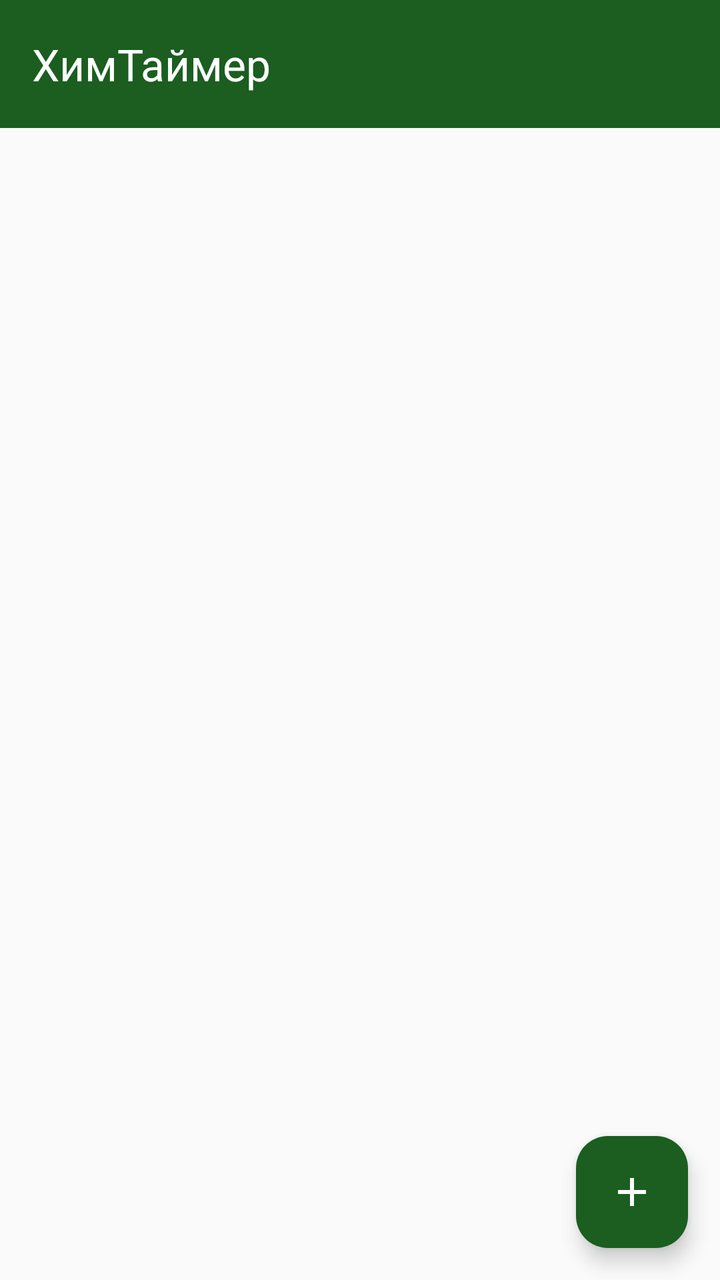
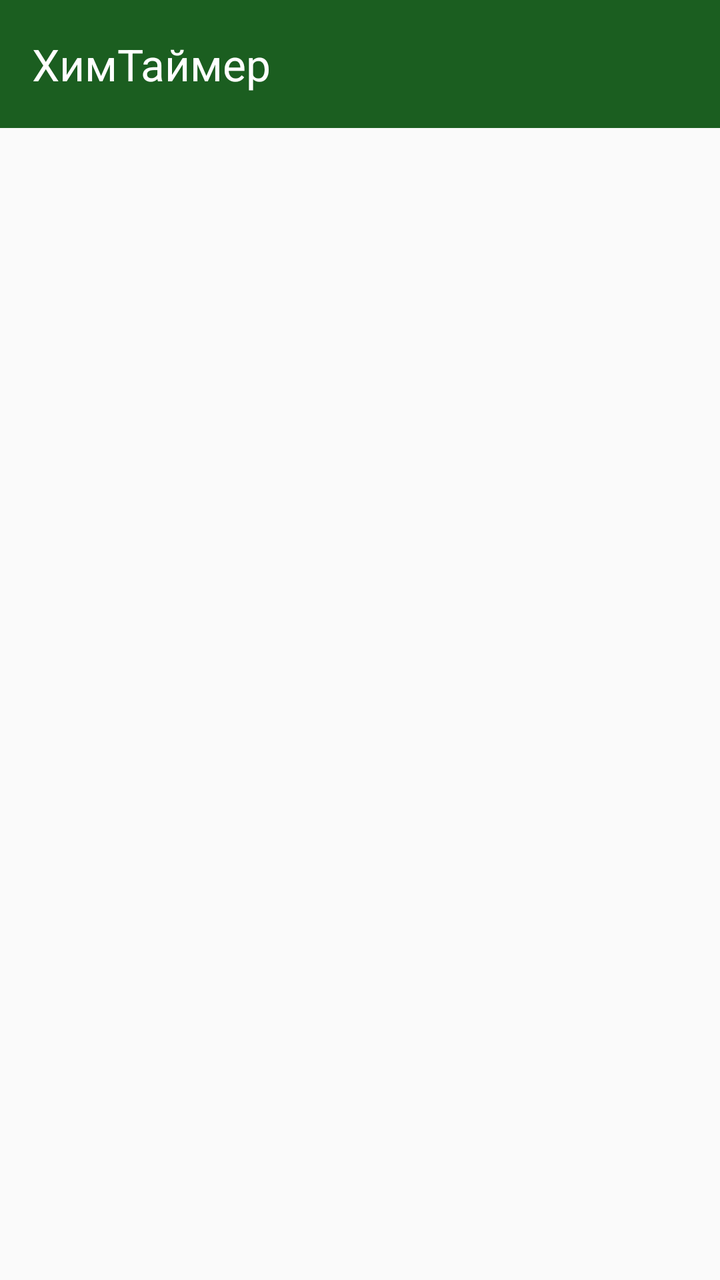

The first picture is an Android layout as it rendered before a commit; the second is the same layout after the commit. The layout source and the unified diff follow.
<!-- AndroidManifest.xml: application theme Theme.ChemTimer -->
<!-- res/layout/activity_main.xml -->
<?xml version="1.0" encoding="utf-8"?>
<androidx.coordinatorlayout.widget.CoordinatorLayout
    xmlns:android="http://schemas.android.com/apk/res/android"
    xmlns:app="http://schemas.android.com/apk/res-auto"
    android:layout_width="match_parent"
    android:layout_height="match_parent"
    android:background="#FAFAFA">

    <com.google.android.material.appbar.AppBarLayout
        android:layout_width="match_parent"
        android:layout_height="wrap_content">

        <com.google.android.material.appbar.MaterialToolbar
            android:id="@+id/toolbar"
            android:layout_width="match_parent"
            android:layout_height="?attr/actionBarSize"
            android:background="#1B5E20"
            app:title="ХимТаймер"
            app:titleTextColor="@android:color/white" />
    </com.google.android.material.appbar.AppBarLayout>

    <androidx.recyclerview.widget.RecyclerView
        android:id="@+id/rvTimers"
        android:layout_width="match_parent"
        android:layout_height="match_parent"
        android:padding="8dp"
        android:clipToPadding="false"
        app:layout_behavior="@string/appbar_scrolling_view_behavior" />

    <com.google.android.material.floatingactionbutton.FloatingActionButton
        android:id="@+id/fabAdd"
        android:layout_width="wrap_content"
        android:layout_height="wrap_content"
        android:layout_gravity="bottom|end"
        android:layout_margin="16dp"
        android:src="@drawable/ic_add"
        app:backgroundTint="#1B5E20"
        app:tint="@android:color/white" />

</androidx.coordinatorlayout.widget.CoordinatorLayout>
<!-- resources referenced by this layout -->
<resources>
  <!-- drawable ic_add (drawable) -->
  <vector xmlns:android="http://schemas.android.com/apk/res/android"
      android:width="24dp" android:height="24dp"
      android:viewportWidth="24" android:viewportHeight="24">
      <path android:fillColor="#FFFFFF"
          android:pathData="M19,13h-6v6h-2v-6H5v-2h6V5h2v6h6v2z"/>
  </vector>
  <style name="Theme.ChemTimer" parent="Theme.Material3.Light.NoActionBar">
          <item name="colorPrimary">#1B5E20</item>
          <item name="colorPrimaryVariant">#003300</item>
          <item name="colorSecondary">#E65100</item>
          <item name="android:statusBarColor">#1B5E20</item>
      </style>
</resources>

<!-- the commit's change to res/layout/activity_main.xml (unified diff, before → after) -->
@@ -27,14 +27,4 @@
         android:clipToPadding="false"
         app:layout_behavior="@string/appbar_scrolling_view_behavior" />
 
-    <com.google.android.material.floatingactionbutton.FloatingActionButton
-        android:id="@+id/fabAdd"
-        android:layout_width="wrap_content"
-        android:layout_height="wrap_content"
-        android:layout_gravity="bottom|end"
-        android:layout_margin="16dp"
-        android:src="@drawable/ic_add"
-        app:backgroundTint="#1B5E20"
-        app:tint="@android:color/white" />
-
 </androidx.coordinatorlayout.widget.CoordinatorLayout>
<!-- resource entries referenced after the edit -->
@@ -1,12 +1,5 @@
 <!-- resources referenced by this layout -->
 <resources>
-  <!-- drawable ic_add (drawable) -->
-  <vector xmlns:android="http://schemas.android.com/apk/res/android"
-      android:width="24dp" android:height="24dp"
-      android:viewportWidth="24" android:viewportHeight="24">
-      <path android:fillColor="#FFFFFF"
-          android:pathData="M19,13h-6v6h-2v-6H5v-2h6V5h2v6h6v2z"/>
-  </vector>
   <style name="Theme.ChemTimer" parent="Theme.Material3.Light.NoActionBar">
           <item name="colorPrimary">#1B5E20</item>
           <item name="colorPrimaryVariant">#003300</item>
